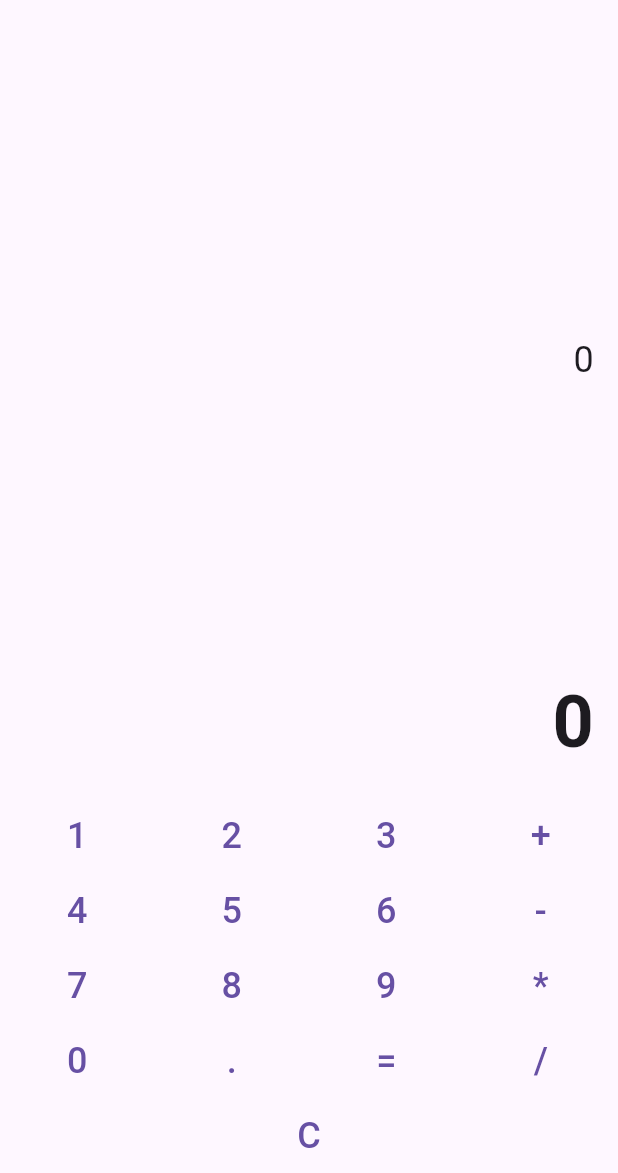
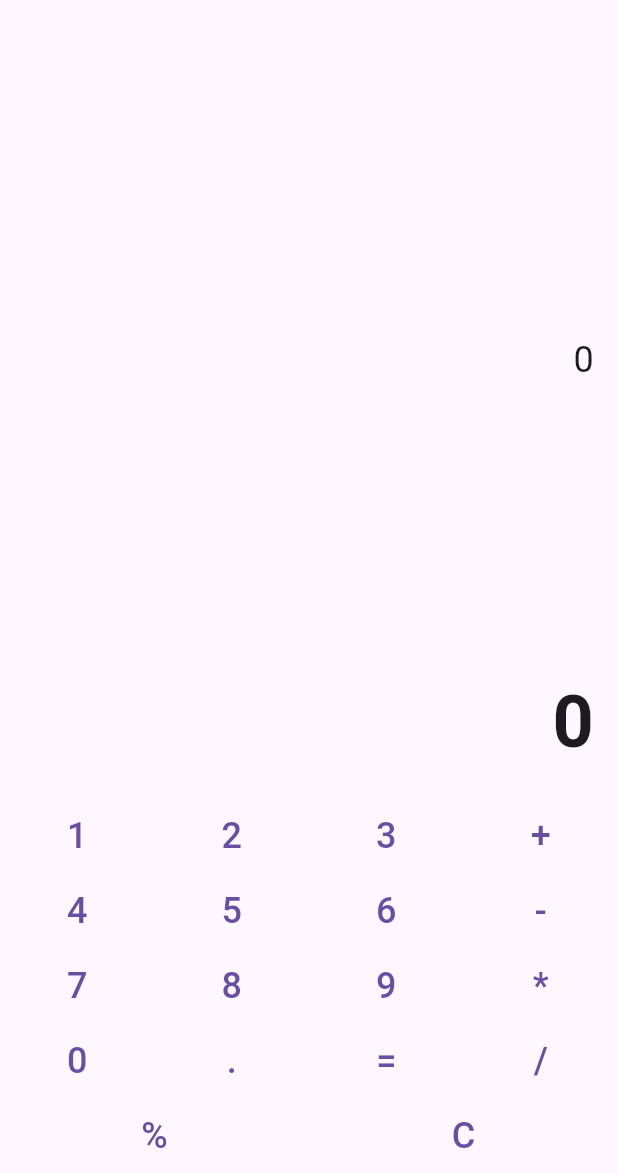
Before and after one commit to nicholaskurgan/flutter-calculator, a Flutter app: the screen it shows after launch, on a phone screen of 412 x 824 dp, the part 63-1236 px from its top. Run offline on Flutter 3.47's test engine with Material 3 defaults, Android fonts, the phone set to English and light mode, and no system bars; missing offline and left inert: expressions.

Commit message:
Added modulo button to the calculator app

```diff
--- a/lib/main.dart
+++ b/lib/main.dart
@@ -118,6 +118,7 @@ class _CalculatorScreenState extends State<CalculatorScreen> {
           ),
           Row(
             children: [
+              _buildButton('%'),//new button for modulo
               Expanded(
                 child: TextButton(
                   onPressed: _clearExpression,
```
